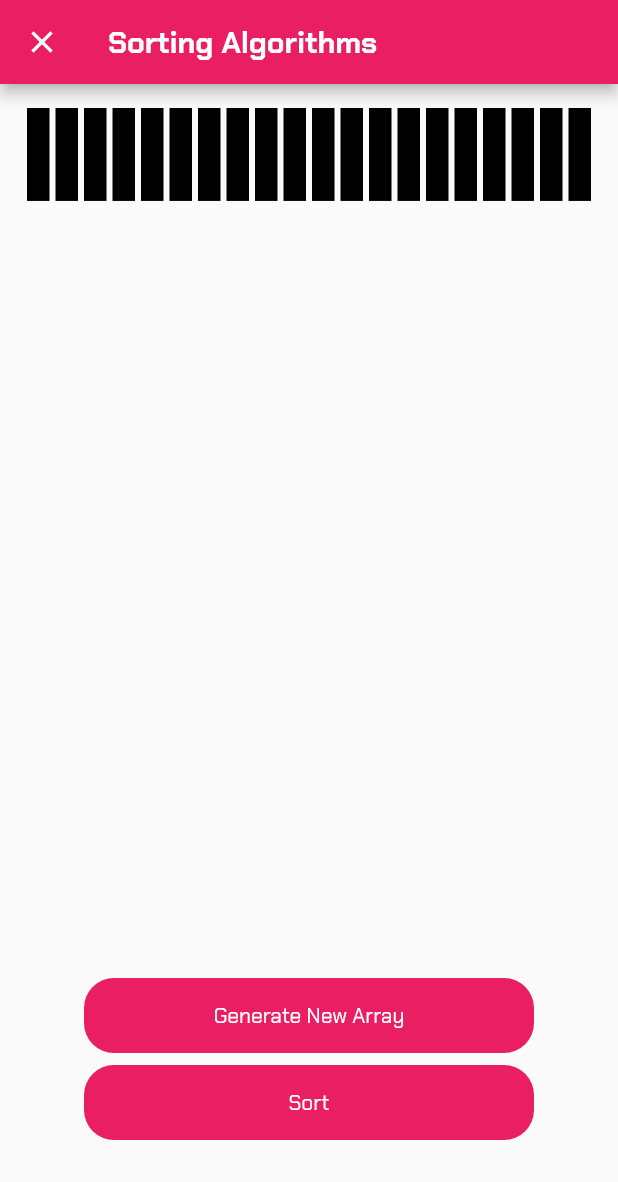
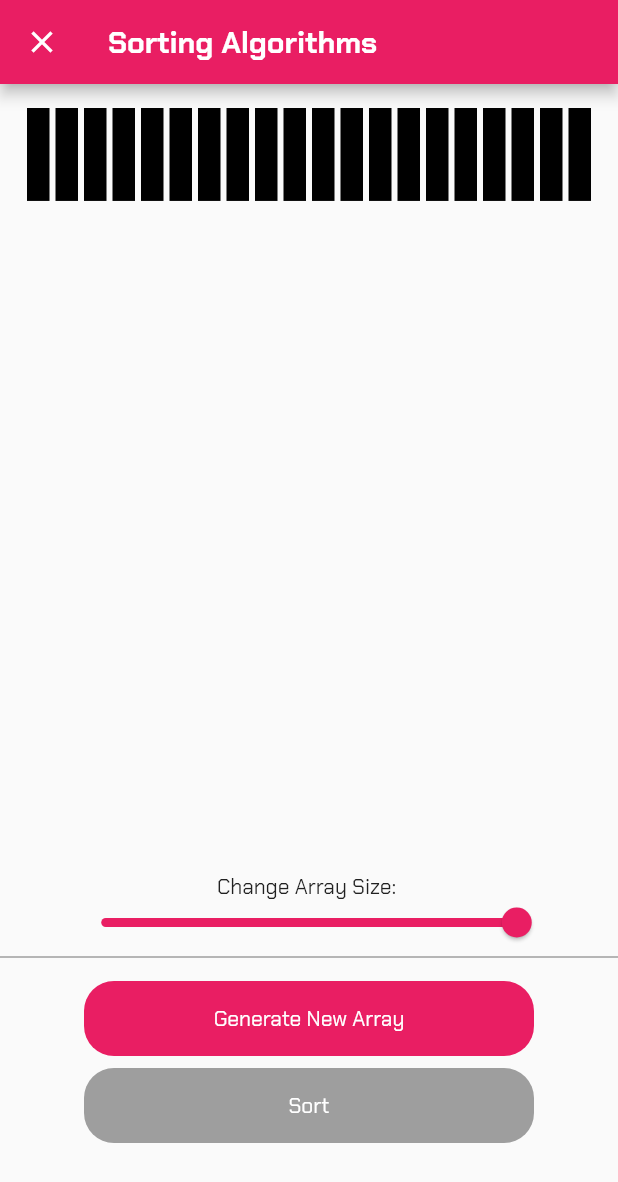
Before and after one commit to YaaseenLau/Algorithm_Visualizer_App, a Flutter app: the SortingView screen opened by its route, on a phone screen of 412 x 824 dp. Shown: the top 1182 px of the screen. Run offline on Flutter 3.47's test engine with Material 2 defaults, Android fonts, the phone set to English and light mode, and no system bars; our stand-ins replace google_fonts.

Commit message:
Added slider for array size

```diff
--- /dev/null
+++ b/algorithms_visualizer/lib/algorithms/sorting/bubblesort.dart
@@ -0,0 +1,11 @@
+import 'package:flutter/material.dart';
+
+class BubbleSort {
+  List<Widget>? bars;
+  BubbleSort(List<Widget> this.bars);
+
+  List<Widget>? bubblesort() {
+    print("Sorting array using bubble sort");
+    return bars;
+  }
+}
--- a/algorithms_visualizer/lib/pages/sorting.dart
+++ b/algorithms_visualizer/lib/pages/sorting.dart
@@ -12,8 +12,9 @@ class SortingView extends StatefulWidget {
 
 class _SortingViewState extends State<SortingView> {
   List<Widget> bars = [];
+  double arraySize = 20;
 
-  generateArray(int size) {
+  generateArray(double size) {
     setState(() {
       bars.clear();
       for (var i = 0; i < size; i++) {
@@ -24,8 +25,14 @@ class _SortingViewState extends State<SortingView> {
   }
 
   @override
+  void initState() {
+    // TODO: implement initState
+    super.initState();
+    generateArray(arraySize);
+  }
+
+  @override
   Widget build(BuildContext context) {
-    generateArray(20);
     return Scaffold(
       appBar: AppBar(
         leading: IconButton(
@@ -54,7 +61,27 @@ class _SortingViewState extends State<SortingView> {
             ),
           ),
           const SizedBox(
-            height: 80,
+            height: 10,
+          ),
+          Text("Change Array Size: "),
+          Container(
+              height: 30,
+              width: 325,
+              child: Slider(
+                  label: "Array size",
+                  value: arraySize,
+                  min: 5,
+                  max: 20,
+                  onChanged: ((value) => setState(() {
+                        arraySize = value;
+                        generateArray(arraySize);
+                      })))),
+          const Divider(
+            thickness: 1,
+            color: Colors.grey,
+          ),
+          const SizedBox(
+            height: 8,
           ),
           AppButton(
               name: "Generate New Array",
@@ -64,7 +91,10 @@ class _SortingViewState extends State<SortingView> {
           const SizedBox(
             height: 8,
           ),
-          const AppButton(name: 'Sort'),
+          const AppButton(
+            name: 'Sort',
+            color: Colors.grey,
+          ),
         ],
       ),
     );
```
